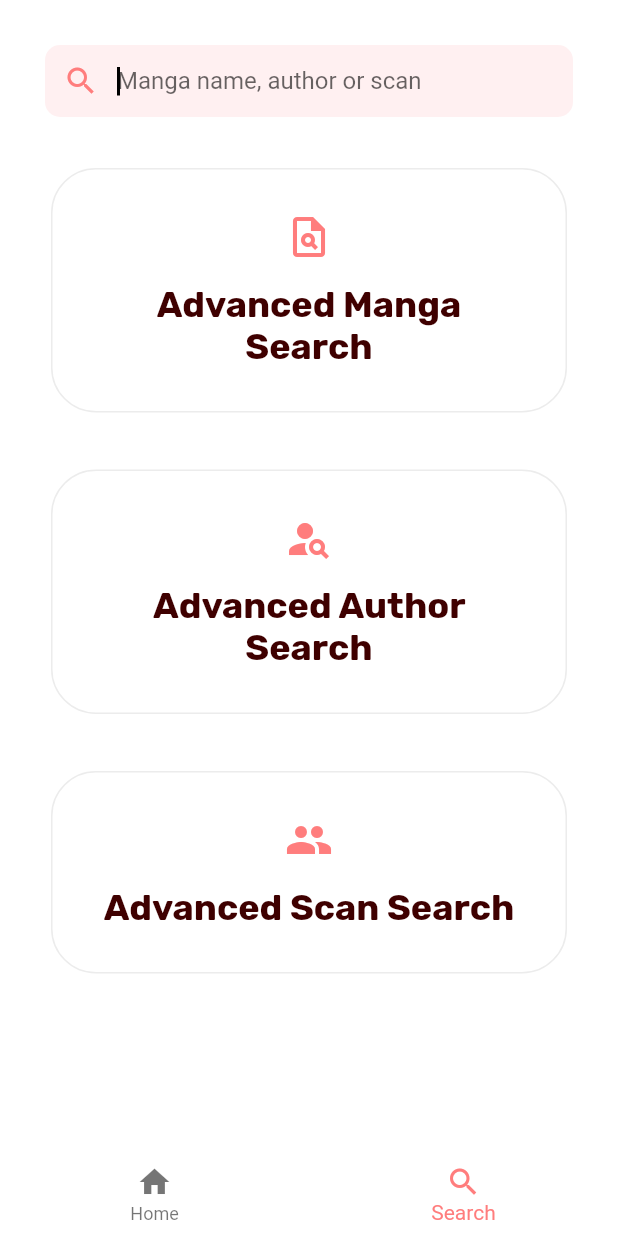
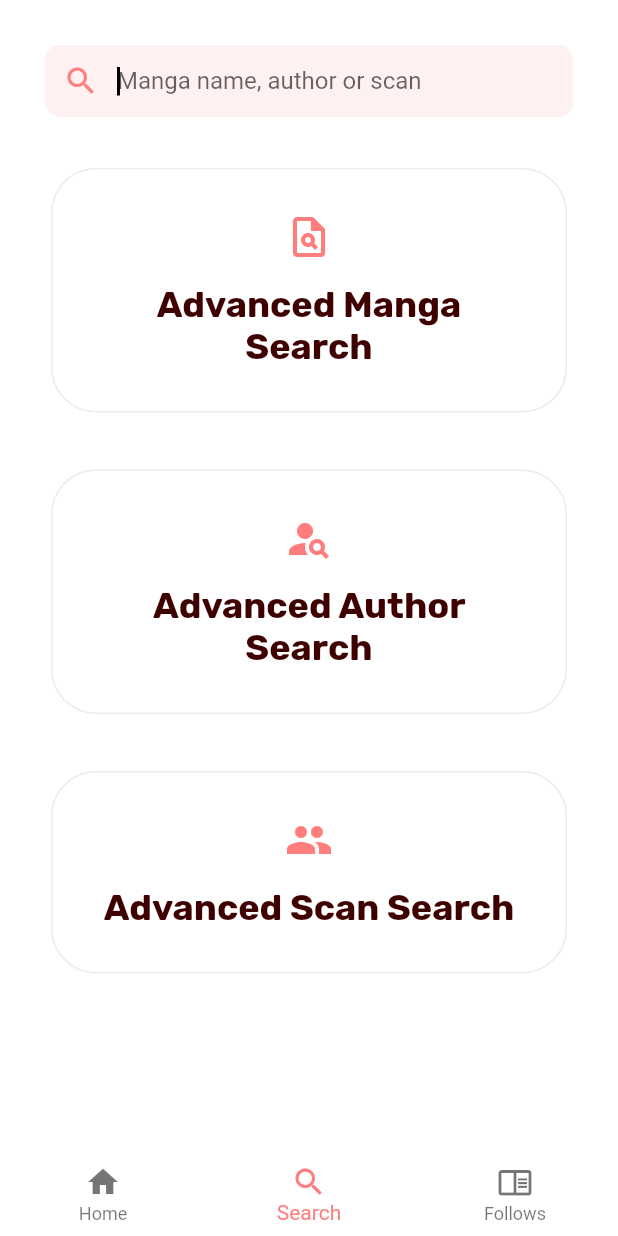
Before and after one commit to duduBTW/mangadexMobile, a Flutter app: the HomePage screen opened directly, item 2 of the bottom bar chosen, on a phone screen of 412 x 824 dp. Run offline on Flutter 3.47's test engine with Material 2 defaults, Android fonts, the phone set to English and light mode, and no system bars; our stand-ins replace expandable_page_view, google_fonts; network calls fail.

Commit message:
follows tab creation

```diff
--- a/lib/main.dart
+++ b/lib/main.dart
@@ -69,7 +69,7 @@ class MyApp extends StatelessWidget {
       debugShowCheckedModeBanner: false,
       title: 'Flutter Demo',
       theme: getTheme(textTheme),
-      home: AuthorPage(),
+      home: HomePage(),
       routes: {
         '/manga/list': (ctx) => MangaList(),
         '/search': (ctx) => SearchPage(),
--- a/lib/pages/home/index.dart
+++ b/lib/pages/home/index.dart
@@ -2,6 +2,7 @@ import 'package:flutter/material.dart';
 import 'package:mangadex/components/shared/manga/item.dart';
 import 'package:mangadex/components/shared/title/index.dart';
 import 'package:mangadex/pages/home/search/index.dart';
+import 'package:mangadex/pages/login/index.dart';
 
 class HomePage extends StatefulWidget {
   const HomePage({Key? key}) : super(key: key);
@@ -12,8 +13,6 @@ class HomePage extends StatefulWidget {
 
 class _HomePageState extends State<HomePage> {
   int _selectedIndex = 0;
-  static const TextStyle optionStyle =
-      TextStyle(fontSize: 30, fontWeight: FontWeight.bold);
 
   void _onItemTapped(int index) {
     setState(() {
@@ -27,13 +26,8 @@ class _HomePageState extends State<HomePage> {
 
   @override
   Widget build(BuildContext context) {
-    return Scaffold(
-      backgroundColor: _selectedIndex == 0
-          ? Theme.of(context).accentColor
-          : Theme.of(context).backgroundColor,
-      body: SafeArea(
-        child: _selectedIndex == 0
-            ? SingleChildScrollView(
+    List<Widget> pages = [
+      SingleChildScrollView(
           physics: const BouncingScrollPhysics(
               parent: AlwaysScrollableScrollPhysics()),
           child: Column(
@@ -49,13 +43,11 @@ class _HomePageState extends State<HomePage> {
                   decoration: BoxDecoration(
                       boxShadow: [
                         BoxShadow(
-                                color: Theme.of(context)
-                                    .primaryColor
-                                    .withOpacity(0.25),
+                          color:
+                              Theme.of(context).primaryColor.withOpacity(0.25),
                           spreadRadius: 0,
                           blurRadius: 12,
-                                offset:
-                                    Offset(0, 0), // changes position of shadow
+                          offset: Offset(0, 0), // changes position of shadow
                         ),
                       ],
                       color: Theme.of(context).backgroundColor,
@@ -64,7 +56,7 @@ class _HomePageState extends State<HomePage> {
                     crossAxisAlignment: CrossAxisAlignment.start,
                     children: [
                       Text(
-                              "Follows",
+                        "Latest Updated",
                         style: Theme.of(context).textTheme.headline3,
                       ),
                       SizedBox(
@@ -107,13 +99,11 @@ class _HomePageState extends State<HomePage> {
                   decoration: BoxDecoration(
                       boxShadow: [
                         BoxShadow(
-                                color: Theme.of(context)
-                                    .primaryColor
-                                    .withOpacity(0.25),
+                          color:
+                              Theme.of(context).primaryColor.withOpacity(0.25),
                           spreadRadius: 0,
                           blurRadius: 12,
-                                offset:
-                                    Offset(0, 0), // changes position of shadow
+                          offset: Offset(0, 0), // changes position of shadow
                         ),
                       ],
                       color: Theme.of(context).backgroundColor,
@@ -122,7 +112,7 @@ class _HomePageState extends State<HomePage> {
                     crossAxisAlignment: CrossAxisAlignment.start,
                     children: [
                       Text(
-                              "List",
+                        "Recently Added",
                         style: Theme.of(context).textTheme.headline3,
                       ),
                       SizedBox(
@@ -158,8 +148,19 @@ class _HomePageState extends State<HomePage> {
                 height: 30,
               ),
             ],
-                ))
-            : SearchTab(),
+          )),
+      SearchTab(),
+      Container(
+        child: LoginPage(),
+      )
+    ];
+
+    return Scaffold(
+      backgroundColor: _selectedIndex == 0
+          ? Theme.of(context).accentColor
+          : Theme.of(context).backgroundColor,
+      body: SafeArea(
+        child: pages[_selectedIndex],
       ),
       bottomNavigationBar: BottomNavigationBar(
         items: const <BottomNavigationBarItem>[
@@ -173,6 +174,12 @@ class _HomePageState extends State<HomePage> {
             ),
             label: 'Search',
           ),
+          BottomNavigationBarItem(
+            icon: Icon(
+              Icons.chrome_reader_mode_outlined,
+            ),
+            label: 'Follows',
+          ),
         ],
         currentIndex: _selectedIndex,
         elevation: 0,
--- a/lib/pages/home/search/index.dart
+++ b/lib/pages/home/search/index.dart
@@ -130,9 +130,11 @@ class _SearchTabState extends State<SearchTab> {
                         ),
                       ],
                     )),
+                SizedBox(
+                  height: 15,
+                ),
               ],
-            )
-          else
+            ),
           Column(
             children: [
               Container(
```
Also changed, not shown: lib/pages/login/index.dart (+18 -16 lines). Lines whose indentation alone changed are shown as unchanged.
